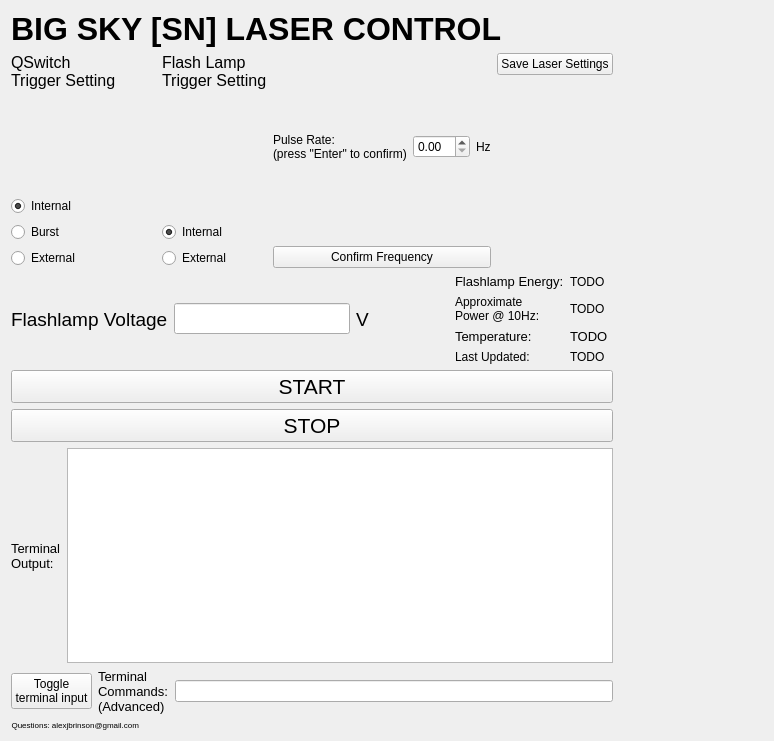
The window that GuiBigSkyWidget.ui (RaXcollab/BigSkyControl) describes before a commit, drawn with Qt 5.
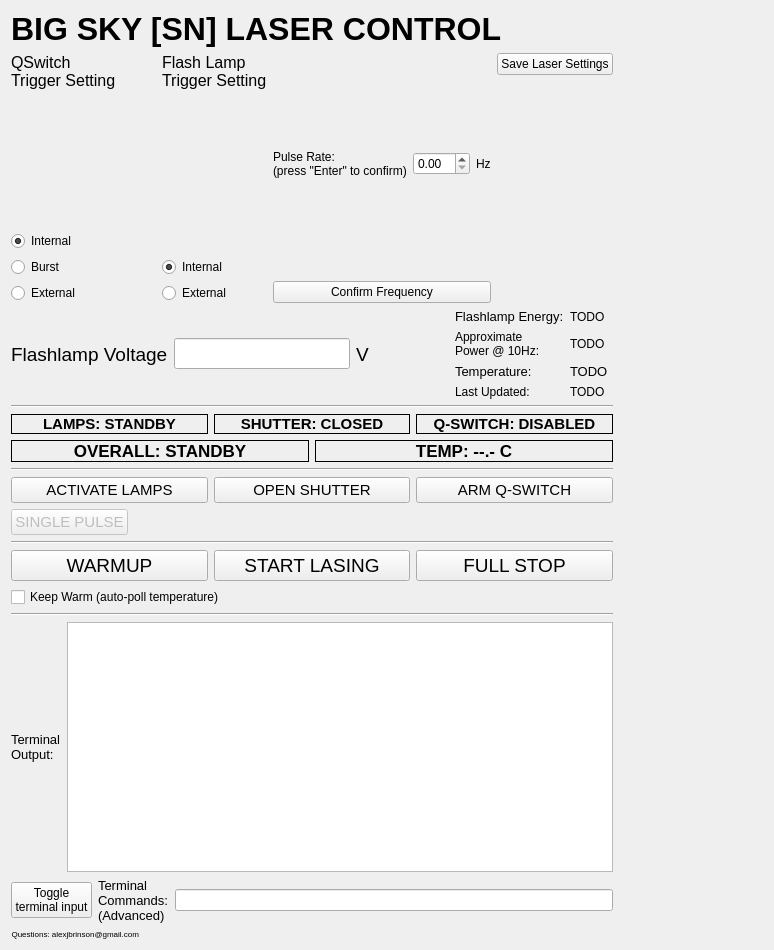
The same window after the commit.

Commit message:
Add independent laser controls, warmup mode, and status indicators
Replaces the old single START/STOP buttons with granular controls
ported from the LabView Control.vi program:
- Independent toggle buttons for lamps, shutter, and Q-switch
- Warmup mode (lamps firing, shutter closed) with 60s temp polling
- Keep-warm checkbox for continuous temperature monitoring
- Color-coded status panel showing subsystem and overall laser state
- Temperature indicator with cold/warming/OK color coding (blue/gold/green)
- Safety interlocks enforcing proper activation sequence

```diff
--- a/GuiBigSkyWidget.ui
+++ b/GuiBigSkyWidget.ui
@@ -7,7 +7,7 @@
     <x>0</x>
     <y>0</y>
     <width>774</width>
-    <height>741</height>
+    <height>950</height>
    </rect>
   </property>
   <property name="windowTitle">
@@ -401,27 +401,150 @@
         <layout class="QHBoxLayout" name="horizontalLayout_4"/>
        </item>
        <item>
-        <widget class="QPushButton" name="lampActivationButton">
-         <property name="font">
-          <font>
-           <pointsize>16</pointsize>
-          </font>
-         </property>
-         <property name="text">
-          <string>START</string>
-         </property>
+        <widget class="QFrame" name="separator1">
+         <property name="frameShape"><enum>QFrame::HLine</enum></property>
+         <property name="frameShadow"><enum>QFrame::Sunken</enum></property>
         </widget>
        </item>
        <item>
-        <widget class="QPushButton" name="stopButton">
-         <property name="font">
-          <font>
-           <pointsize>16</pointsize>
-          </font>
-         </property>
-         <property name="text">
-          <string>STOP</string>
-         </property>
+        <layout class="QHBoxLayout" name="statusIndicatorLayout">
+         <item>
+          <widget class="QLabel" name="lampStatusLabel">
+           <property name="font"><font><pointsize>11</pointsize><weight>75</weight><bold>true</bold></font></property>
+           <property name="text"><string>LAMPS: STANDBY</string></property>
+           <property name="alignment"><set>Qt::AlignCenter</set></property>
+           <property name="autoFillBackground"><bool>true</bool></property>
+           <property name="frameShape"><enum>QFrame::Box</enum></property>
+          </widget>
+         </item>
+         <item>
+          <widget class="QLabel" name="shutterStatusLabel">
+           <property name="font"><font><pointsize>11</pointsize><weight>75</weight><bold>true</bold></font></property>
+           <property name="text"><string>SHUTTER: CLOSED</string></property>
+           <property name="alignment"><set>Qt::AlignCenter</set></property>
+           <property name="autoFillBackground"><bool>true</bool></property>
+           <property name="frameShape"><enum>QFrame::Box</enum></property>
+          </widget>
+         </item>
+         <item>
+          <widget class="QLabel" name="qSwitchStatusLabel">
+           <property name="font"><font><pointsize>11</pointsize><weight>75</weight><bold>true</bold></font></property>
+           <property name="text"><string>Q-SWITCH: DISABLED</string></property>
+           <property name="alignment"><set>Qt::AlignCenter</set></property>
+           <property name="autoFillBackground"><bool>true</bool></property>
+           <property name="frameShape"><enum>QFrame::Box</enum></property>
+          </widget>
+         </item>
+        </layout>
+       </item>
+       <item>
+        <layout class="QHBoxLayout" name="overallStatusLayout">
+         <item>
+          <widget class="QLabel" name="overallStatusLabel">
+           <property name="font"><font><pointsize>13</pointsize><weight>75</weight><bold>true</bold></font></property>
+           <property name="text"><string>OVERALL: STANDBY</string></property>
+           <property name="alignment"><set>Qt::AlignCenter</set></property>
+           <property name="autoFillBackground"><bool>true</bool></property>
+           <property name="frameShape"><enum>QFrame::Box</enum></property>
+          </widget>
+         </item>
+         <item>
+          <widget class="QLabel" name="temperatureStatusLabel">
+           <property name="font"><font><pointsize>13</pointsize><weight>75</weight><bold>true</bold></font></property>
+           <property name="text"><string>TEMP: --.- C</string></property>
+           <property name="alignment"><set>Qt::AlignCenter</set></property>
+           <property name="autoFillBackground"><bool>true</bool></property>
+           <property name="frameShape"><enum>QFrame::Box</enum></property>
+          </widget>
+         </item>
+        </layout>
+       </item>
+       <item>
+        <widget class="QFrame" name="separator2">
+         <property name="frameShape"><enum>QFrame::HLine</enum></property>
+         <property name="frameShadow"><enum>QFrame::Sunken</enum></property>
+        </widget>
+       </item>
+       <item>
+        <layout class="QHBoxLayout" name="independentControlsLayout">
+         <item>
+          <widget class="QPushButton" name="lampToggleButton">
+           <property name="font"><font><pointsize>11</pointsize></font></property>
+           <property name="text"><string>ACTIVATE LAMPS</string></property>
+          </widget>
+         </item>
+         <item>
+          <widget class="QPushButton" name="shutterToggleButton">
+           <property name="font"><font><pointsize>11</pointsize></font></property>
+           <property name="text"><string>OPEN SHUTTER</string></property>
+          </widget>
+         </item>
+         <item>
+          <widget class="QPushButton" name="qSwitchToggleButton">
+           <property name="font"><font><pointsize>11</pointsize></font></property>
+           <property name="text"><string>ARM Q-SWITCH</string></property>
+          </widget>
+         </item>
+        </layout>
+       </item>
+       <item>
+        <layout class="QHBoxLayout" name="singlePulseLayout">
+         <item>
+          <widget class="QPushButton" name="singlePulseButton">
+           <property name="enabled"><bool>false</bool></property>
+           <property name="font"><font><pointsize>11</pointsize></font></property>
+           <property name="text"><string>SINGLE PULSE</string></property>
+          </widget>
+         </item>
+         <item>
+          <spacer name="singlePulseSpacer">
+           <property name="orientation"><enum>Qt::Horizontal</enum></property>
+           <property name="sizeHint" stdset="0"><size><width>40</width><height>20</height></size></property>
+          </spacer>
+         </item>
+        </layout>
+       </item>
+       <item>
+        <widget class="QFrame" name="separator3">
+         <property name="frameShape"><enum>QFrame::HLine</enum></property>
+         <property name="frameShadow"><enum>QFrame::Sunken</enum></property>
+        </widget>
+       </item>
+       <item>
+        <layout class="QHBoxLayout" name="compoundControlsLayout">
+         <item>
+          <widget class="QPushButton" name="warmupButton">
+           <property name="font"><font><pointsize>14</pointsize></font></property>
+           <property name="text"><string>WARMUP</string></property>
+          </widget>
+         </item>
+         <item>
+          <widget class="QPushButton" name="startLasingButton">
+           <property name="font"><font><pointsize>14</pointsize></font></property>
+           <property name="text"><string>START LASING</string></property>
+          </widget>
+         </item>
+         <item>
+          <widget class="QPushButton" name="fullStopButton">
+           <property name="font"><font><pointsize>14</pointsize></font></property>
+           <property name="text"><string>FULL STOP</string></property>
+          </widget>
+         </item>
+        </layout>
+       </item>
+       <item>
+        <layout class="QHBoxLayout" name="keepWarmLayout">
+         <item>
+          <widget class="QCheckBox" name="keepWarmCheckBox">
+           <property name="text"><string>Keep Warm (auto-poll temperature)</string></property>
+          </widget>
+         </item>
+        </layout>
+       </item>
+       <item>
+        <widget class="QFrame" name="separator4">
+         <property name="frameShape"><enum>QFrame::HLine</enum></property>
+         <property name="frameShadow"><enum>QFrame::Sunken</enum></property>
         </widget>
        </item>
        <item>
```
The commit also changes 2 other files.
